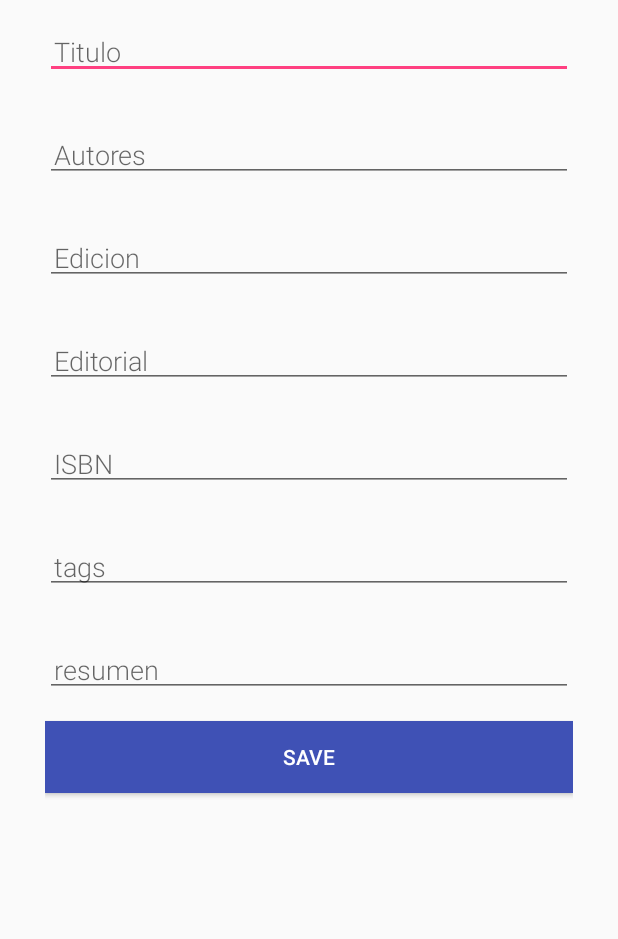
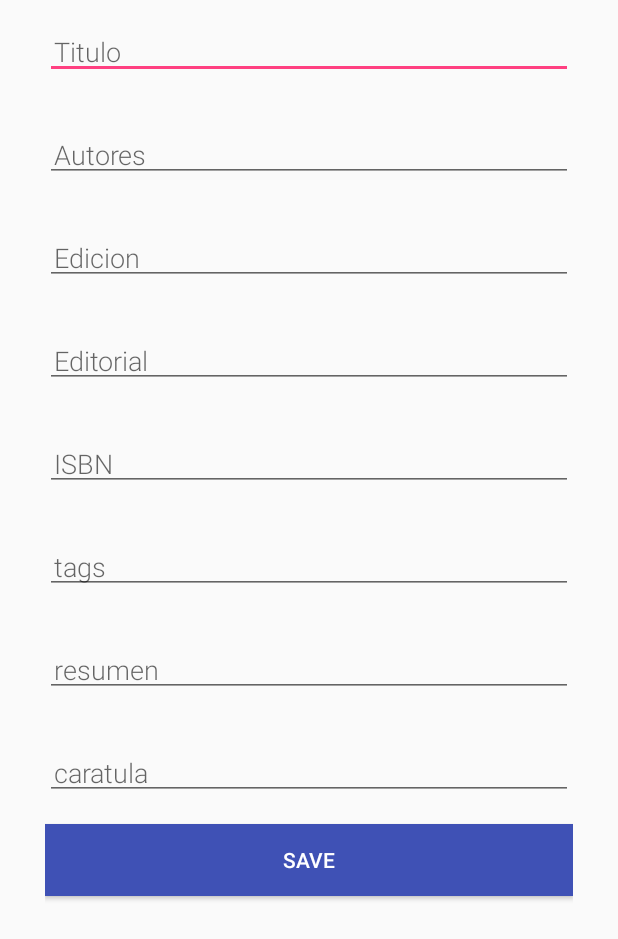
Before and after one commit to Bryanceren/ROOM_Library, an Android app: the layout activity_new_book.xml on its own in the app's theme, with its tools: preview values and no code run, on a phone screen of 412 x 824 dp. Shown: the top 939 px of the screen. Run offline under Robolectric (Android 15) with nearby library versions, the phone set to English and light mode, and no system bars.

Commit message:
Esto se va descontrolaaa

```diff
--- a/app/src/main/AndroidManifest.xml
+++ b/app/src/main/AndroidManifest.xml
@@ -9,7 +9,7 @@
             android:roundIcon="@mipmap/ic_launcher_round"
             android:supportsRtl="true"
             android:theme="@style/AppTheme">
-        <activity android:name=".MainActivity">
+        <activity android:name=".Activities.MainActivity">
             <intent-filter>
                 <action android:name="android.intent.action.MAIN"/>
 
--- a/app/src/main/java/com/example/room_library/MainActivity.kt
+++ b/app/src/main/java/com/example/room_library/Activities/MainActivity.kt
@@ -1,7 +1,8 @@
-package com.example.room_library
+package com.example.room_library.Activities
 
 import androidx.appcompat.app.AppCompatActivity
 import android.os.Bundle
+import com.example.room_library.R
 
 class MainActivity : AppCompatActivity() {
 
--- a/app/src/main/res/layout/activity_new_word.xml
+++ b/app/src/main/res/layout/activity_new_book.xml
@@ -84,6 +84,17 @@
         android:layout_marginBottom="@dimen/big_padding"
         android:layout_marginTop="@dimen/big_padding"
         android:textSize="18sp" />
+    <EditText
+        android:id="@+id/edit_caratula"
+        android:layout_width="match_parent"
+        android:layout_height="wrap_content"
+        android:fontFamily="sans-serif-light"
+        android:hint="@string/caratula"
+        android:inputType="textAutoComplete"
+        android:padding="@dimen/small_padding"
+        android:layout_marginBottom="@dimen/big_padding"
+        android:layout_marginTop="@dimen/big_padding"
+        android:textSize="18sp" />
 
     <Button
         android:id="@+id/button_save"
--- a/app/src/main/res/values/strings.xml
+++ b/app/src/main/res/values/strings.xml
@@ -13,4 +13,5 @@
     <string name="isbn">ISBN</string>
     <string name="tags">tags</string>
     <string name="n_a_value">N/A</string>
+    <string name="caratula">caratula</string>
 </resources>
```
